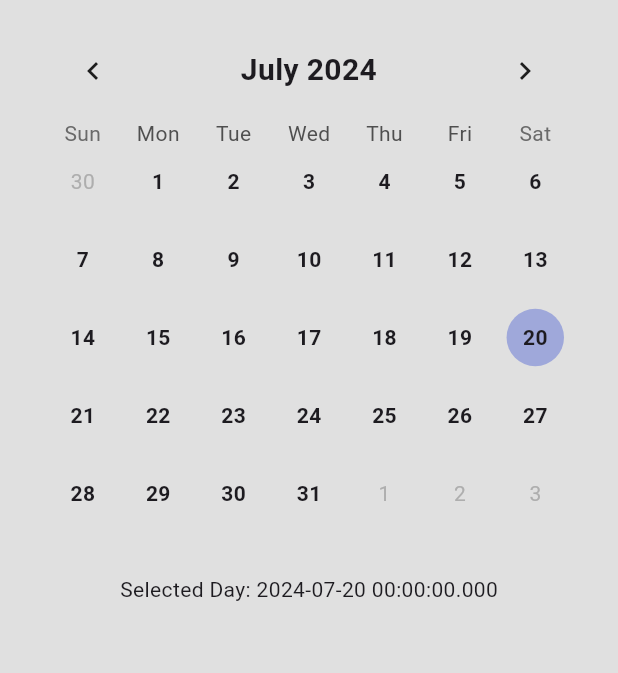
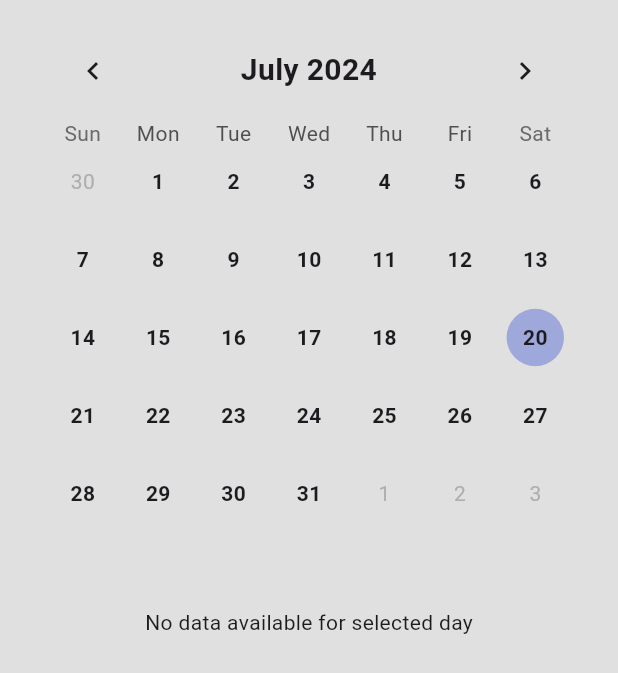
Before and after one commit to sqautboy/MyMacro, a Flutter app: the DatePage screen opened directly, on a phone screen of 412 x 824 dp. Shown: the top 673 px of the screen. Run offline on Flutter 3.47's test engine with Material 3 defaults, Android fonts, the phone set to English and light mode, and no system bars; drawn by our look-alikes of table_calendar; our stand-ins replace google_nav_bar, isar, percent_indicator; accounts and stored records are empty; generated files the repository leaves out were written again.

Commit message:
display data for selectedDate

```diff
--- a/lib/components/calendar.dart
+++ b/lib/components/calendar.dart
@@ -1,5 +1,7 @@
 import 'package:flutter/material.dart';
 import 'package:table_calendar/table_calendar.dart';
+import 'package:diet_macro/models/isar_service.dart'; // IsarService import added
+import 'package:diet_macro/models/isar_data.dart'; // DailyData import added
 
 class MyCalendar extends StatefulWidget {
   const MyCalendar({super.key});
@@ -11,6 +13,7 @@ class MyCalendar extends StatefulWidget {
 class _MyCalendarState extends State<MyCalendar> {
   DateTime _focusedDay = DateTime(DateTime.now().year, DateTime.now().month, DateTime.now().day).toLocal();
   DateTime? _selectedDay;
+  DailyData? _dailyData; // Stores DailyData for the selected date
 
   @override
   Widget build(BuildContext context) {
@@ -43,16 +46,29 @@ class _MyCalendarState extends State<MyCalendar> {
               return isSameDay(_selectedDay, day);
             },
 
-            onDaySelected: (selectedDay, focusedDay) {
+            onDaySelected: (selectedDay, focusedDay) async {
               setState(() {
                 _selectedDay = DateTime(selectedDay.year, selectedDay.month, selectedDay.day).toLocal();
                 _focusedDay = focusedDay;
               });
+
+              _dailyData = await IsarService().getDailyDataByDate(_selectedDay!);
             },
           ),
-          const SizedBox(height: 28),
-          Text(
-              'Selected Day: ${_selectedDay ?? DateTime(DateTime.now().year, DateTime.now().month, DateTime.now().day).toLocal()}'),
+          const SizedBox(height: 50),
+          // Text(
+          //     'Selected Day: ${_selectedDay ?? DateTime(DateTime.now().year, DateTime.now().month, DateTime.now().day).toLocal()}'),
+
+          // 선택한 날짜의 DailyData 표시
+          if (_dailyData != null) ...[
+            // _dailyData가 null이 아닌 경우에만 표시
+            Text('Calories: ${_dailyData!.calories}'),
+            Text('Carb: ${_dailyData!.carb}'),
+            Text('Protein: ${_dailyData!.protein}'),
+            Text('Fat: ${_dailyData!.fat}'),
+          ] else ...[
+            Text('No data available for selected day'),
+          ],
         ],
       ),
     );
```
